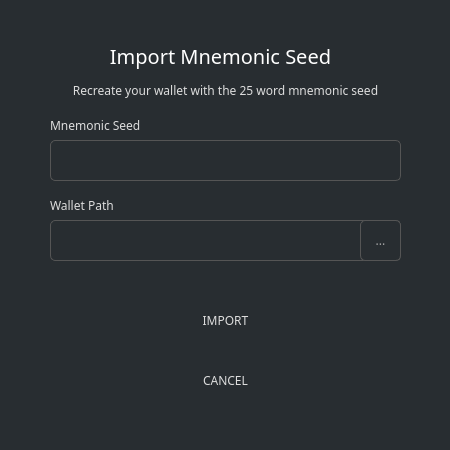
First picture: the form in src/gui/ui/importseeddialog.ui, repository ConcealNetwork/conceal-desktop, before the edit.
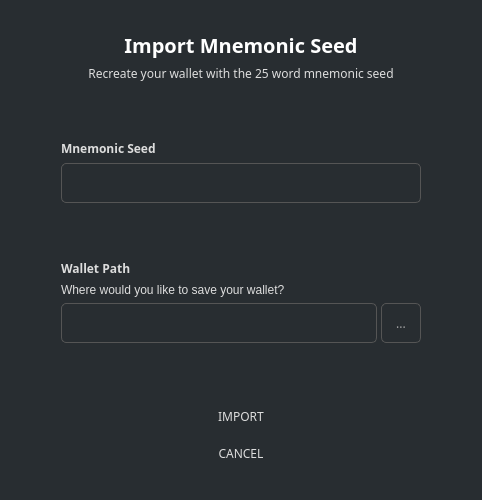
Second picture: the form after the edit.

Commit message: Add wallet path explanation to import dialogs

```diff
--- a/src/gui/ui/importseeddialog.ui
+++ b/src/gui/ui/importseeddialog.ui
@@ -6,8 +6,8 @@
    <rect>
     <x>0</x>
     <y>0</y>
-    <width>450</width>
-    <height>450</height>
+    <width>482</width>
+    <height>500</height>
    </rect>
   </property>
   <property name="windowTitle">
@@ -16,14 +16,14 @@
   <property name="styleSheet">
    <string notr="true">background-color: #282d31; color: #ddd; border: 0px;</string>
   </property>
+  <layout class="QVBoxLayout" name="verticalLayout_2">
+   <item>
   <widget class="QGroupBox" name="groupBox">
-   <property name="geometry">
-    <rect>
-     <x>0</x>
-     <y>0</y>
-     <width>450</width>
-     <height>450</height>
-    </rect>
+     <property name="sizePolicy">
+      <sizepolicy hsizetype="Expanding" vsizetype="Expanding">
+       <horstretch>0</horstretch>
+       <verstretch>0</verstretch>
+      </sizepolicy>
    </property>
    <property name="styleSheet">
     <string notr="true"/>
@@ -31,52 +31,37 @@
    <property name="title">
     <string/>
    </property>
-   <widget class="QLabel" name="label_4">
-    <property name="geometry">
-     <rect>
-      <x>50</x>
-      <y>70</y>
-      <width>351</width>
-      <height>41</height>
-     </rect>
-    </property>
-    <property name="font">
-     <font>
-      <family>Poppins</family>
-     </font>
-    </property>
-    <property name="styleSheet">
-     <string notr="true">color: #ddd;border-right: 0px;</string>
-    </property>
-    <property name="text">
-     <string>Recreate your wallet with the 25 word mnemonic seed</string>
-    </property>
     <property name="alignment">
-     <set>Qt::AlignCenter</set>
-    </property>
-    <property name="wordWrap">
-     <bool>true</bool>
-    </property>
-   </widget>
+      <set>Qt::AlignLeading|Qt::AlignLeft|Qt::AlignTop</set>
+     </property>
+     <layout class="QVBoxLayout" name="verticalLayout">
+      <property name="leftMargin">
+       <number>50</number>
+      </property>
+      <property name="topMargin">
+       <number>20</number>
+      </property>
+      <property name="rightMargin">
+       <number>50</number>
+      </property>
+      <property name="bottomMargin">
+       <number>20</number>
+      </property>
+      <item>
    <widget class="QLabel" name="label_3">
-    <property name="geometry">
-     <rect>
-      <x>60</x>
-      <y>40</y>
-      <width>321</width>
-      <height>31</height>
-     </rect>
-    </property>
     <property name="font">
      <font>
       <family>Poppins</family>
       <pointsize>-1</pointsize>
+          <weight>75</weight>
+          <bold>true</bold>
      </font>
     </property>
     <property name="styleSheet">
      <string notr="true">color: #fff;
 border-right: 0px;
-font-size: 20px;</string>
+font-size: 20px;
+font-weight: bold;</string>
     </property>
     <property name="text">
      <string>Import Mnemonic Seed</string>
@@ -85,40 +70,65 @@
      <set>Qt::AlignCenter</set>
     </property>
    </widget>
+      </item>
+      <item>
+       <widget class="QLabel" name="label_4">
+        <property name="font">
+         <font>
+          <family>Poppins</family>
+         </font>
+        </property>
+        <property name="styleSheet">
+         <string notr="true">color: #ddd;border-right: 0px;</string>
+        </property>
+        <property name="text">
+         <string>Recreate your wallet with the 25 word mnemonic seed</string>
+        </property>
+        <property name="alignment">
+         <set>Qt::AlignCenter</set>
+        </property>
+        <property name="wordWrap">
+         <bool>true</bool>
+        </property>
+       </widget>
+      </item>
+      <item>
+       <spacer name="verticalSpacer">
+        <property name="orientation">
+         <enum>Qt::Vertical</enum>
+        </property>
+        <property name="sizeHint" stdset="0">
+         <size>
+          <width>20</width>
+          <height>40</height>
+         </size>
+        </property>
+       </spacer>
+      </item>
+      <item>
    <widget class="QLabel" name="label">
-    <property name="geometry">
-     <rect>
-      <x>50</x>
-      <y>110</y>
-      <width>351</width>
-      <height>31</height>
-     </rect>
-    </property>
     <property name="font">
      <font>
       <family>Poppins</family>
+          <weight>75</weight>
+          <bold>true</bold>
      </font>
     </property>
     <property name="styleSheet">
-     <string notr="true">color: #ddd;border-right: 0px;</string>
+         <string notr="true">color: #ddd;border-right: 0px;
+font-weight: bold;</string>
     </property>
     <property name="text">
      <string>Mnemonic Seed</string>
     </property>
    </widget>
+      </item>
+      <item>
    <widget class="QLineEdit" name="m_seed">
-    <property name="geometry">
-     <rect>
-      <x>50</x>
-      <y>140</y>
-      <width>351</width>
-      <height>41</height>
-     </rect>
-    </property>
     <property name="minimumSize">
      <size>
       <width>0</width>
-      <height>31</height>
+          <height>40</height>
      </size>
     </property>
     <property name="font">
@@ -133,40 +143,69 @@
      <string/>
     </property>
    </widget>
+      </item>
+      <item>
+       <spacer name="verticalSpacer_3">
+        <property name="orientation">
+         <enum>Qt::Vertical</enum>
+        </property>
+        <property name="sizeHint" stdset="0">
+         <size>
+          <width>20</width>
+          <height>20</height>
+         </size>
+        </property>
+       </spacer>
+      </item>
+      <item>
    <widget class="QLabel" name="label_2">
-    <property name="geometry">
-     <rect>
-      <x>50</x>
-      <y>190</y>
-      <width>351</width>
-      <height>31</height>
-     </rect>
-    </property>
     <property name="font">
      <font>
       <family>Poppins</family>
+          <weight>75</weight>
+          <bold>true</bold>
      </font>
     </property>
     <property name="styleSheet">
-     <string notr="true">color: #ddd;border-right: 0px;</string>
+         <string notr="true">color: #ddd;border-right: 0px;
+font-weight: bold;</string>
     </property>
     <property name="text">
      <string>Wallet Path</string>
     </property>
    </widget>
+      </item>
+      <item>
+       <widget class="QLabel" name="label_6">
+        <property name="text">
+         <string>Where would you like to save your wallet?</string>
+        </property>
+       </widget>
+      </item>
+      <item>
+       <widget class="QGroupBox" name="horizontalGroupBox_1">
+        <layout class="QHBoxLayout" name="horizontalLayout">
+         <property name="spacing">
+          <number>4</number>
+         </property>
+         <property name="leftMargin">
+          <number>0</number>
+         </property>
+         <property name="topMargin">
+          <number>0</number>
+         </property>
+         <property name="rightMargin">
+          <number>0</number>
+         </property>
+         <property name="bottomMargin">
+          <number>0</number>
+         </property>
+         <item>
    <widget class="QLineEdit" name="m_pathEdit">
-    <property name="geometry">
-     <rect>
-      <x>50</x>
-      <y>220</y>
-      <width>351</width>
-      <height>41</height>
-     </rect>
-    </property>
     <property name="minimumSize">
      <size>
-      <width>0</width>
-      <height>31</height>
+             <width>300</width>
+             <height>40</height>
      </size>
     </property>
     <property name="font">
@@ -181,21 +220,76 @@
      <string/>
     </property>
    </widget>
+         </item>
+         <item>
+          <widget class="QToolButton" name="m_selectPathButton">
+           <property name="minimumSize">
+            <size>
+             <width>40</width>
+             <height>40</height>
+            </size>
+           </property>
+           <property name="font">
+            <font>
+             <family>Poppins</family>
+            </font>
+           </property>
+           <property name="styleSheet">
+            <string notr="true">padding: 3px; border: 1px solid #555; border-radius: 5px;   color: #aaa;</string>
+           </property>
+           <property name="text">
+            <string>...</string>
+           </property>
+          </widget>
+         </item>
+        </layout>
+       </widget>
+      </item>
+      <item>
+       <spacer name="verticalSpacer_2">
+        <property name="orientation">
+         <enum>Qt::Vertical</enum>
+        </property>
+        <property name="sizeHint" stdset="0">
+         <size>
+          <width>20</width>
+          <height>40</height>
+         </size>
+        </property>
+       </spacer>
+      </item>
+      <item>
+       <widget class="QGroupBox" name="horizontalGroupBox_2">
+        <layout class="QHBoxLayout" name="horizontalLayout_2">
+         <property name="spacing">
+          <number>0</number>
+         </property>
+         <property name="leftMargin">
+          <number>0</number>
+         </property>
+         <property name="topMargin">
+          <number>0</number>
+         </property>
+         <property name="rightMargin">
+          <number>0</number>
+         </property>
+         <property name="bottomMargin">
+          <number>0</number>
+         </property>
+         <item>
    <widget class="QPushButton" name="b1_okButton">
-    <property name="geometry">
-     <rect>
-      <x>50</x>
-      <y>300</y>
-      <width>351</width>
-      <height>41</height>
-     </rect>
-    </property>
     <property name="minimumSize">
      <size>
       <width>125</width>
       <height>31</height>
      </size>
     </property>
+           <property name="maximumSize">
+            <size>
+             <width>300</width>
+             <height>16777215</height>
+            </size>
+           </property>
     <property name="font">
      <font>
       <family>Poppins</family>
@@ -208,21 +302,42 @@
      <string>IMPORT</string>
     </property>
    </widget>
+         </item>
+        </layout>
+       </widget>
+      </item>
+      <item>
+       <widget class="QGroupBox" name="horizontalGroupBox_3">
+        <layout class="QHBoxLayout" name="horizontalLayout_3">
+         <property name="spacing">
+          <number>0</number>
+         </property>
+         <property name="leftMargin">
+          <number>0</number>
+         </property>
+         <property name="topMargin">
+          <number>0</number>
+         </property>
+         <property name="rightMargin">
+          <number>0</number>
+         </property>
+         <property name="bottomMargin">
+          <number>0</number>
+         </property>
+         <item>
    <widget class="QPushButton" name="b1_cancelButton">
-    <property name="geometry">
-     <rect>
-      <x>50</x>
-      <y>360</y>
-      <width>351</width>
-      <height>41</height>
-     </rect>
-    </property>
     <property name="minimumSize">
      <size>
       <width>125</width>
       <height>31</height>
      </size>
     </property>
+           <property name="maximumSize">
+            <size>
+             <width>300</width>
+             <height>16777215</height>
+            </size>
+           </property>
     <property name="font">
      <font>
       <family>Poppins</family>
@@ -235,28 +350,14 @@
      <string>CANCEL</string>
     </property>
    </widget>
-   <widget class="QToolButton" name="m_selectPathButton">
-    <property name="geometry">
-     <rect>
-      <x>360</x>
-      <y>220</y>
-      <width>41</width>
-      <height>41</height>
-     </rect>
-    </property>
-    <property name="font">
-     <font>
-      <family>Poppins</family>
-     </font>
-    </property>
-    <property name="styleSheet">
-     <string notr="true">padding: 3px; border: 1px solid #555; border-radius: 5px;   color: #aaa;</string>
-    </property>
-    <property name="text">
-     <string>...</string>
-    </property>
-   </widget>
-  </widget>
+         </item>
+        </layout>
+       </widget>
+      </item>
+     </layout>
+    </widget>
+   </item>
+  </layout>
  </widget>
  <resources/>
  <connections>
```
Lines whose indentation alone changed are shown as unchanged. The commit also changes 3 other files.
